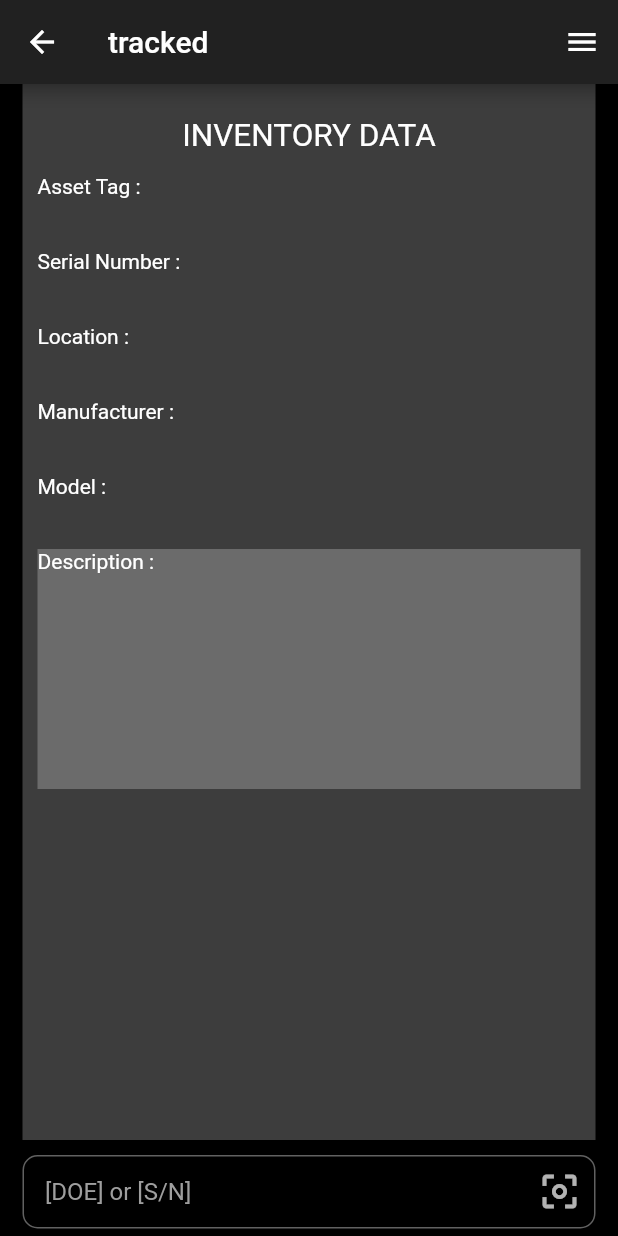
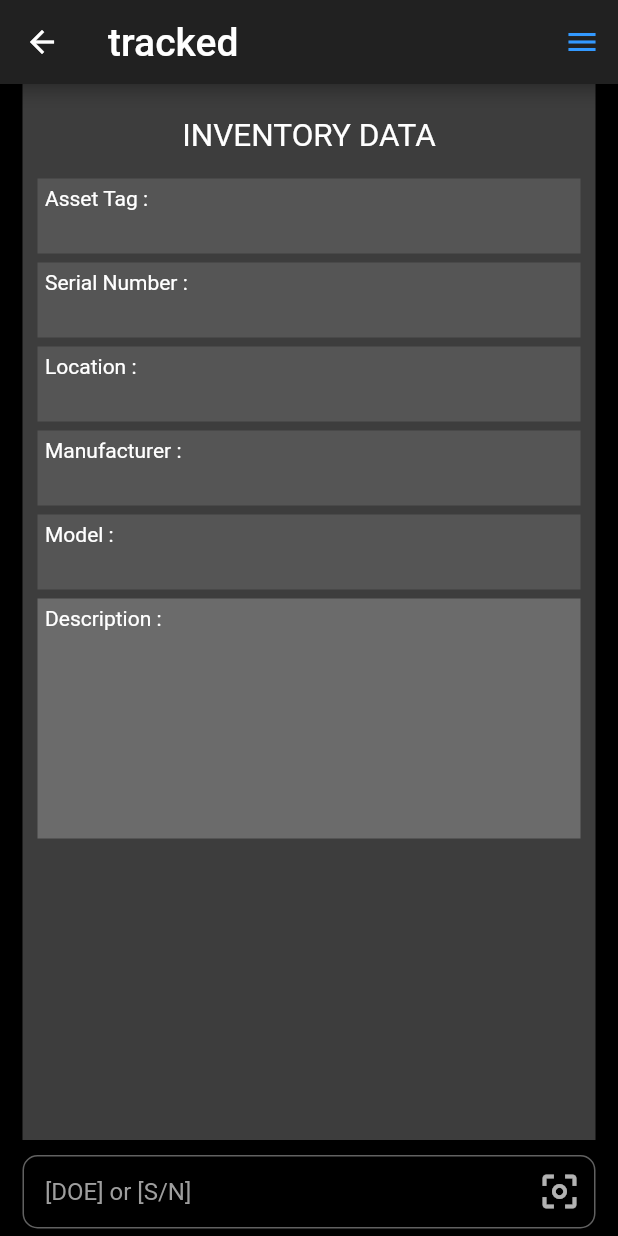
Before and after one commit to ajilk/tracked, a Flutter app: the Tracked screen opened by its route, on a phone screen of 412 x 824 dp. Run offline on Flutter 3.47's test engine with Material 2 defaults, Android fonts, the phone set to English and light mode, and no system bars; our stand-ins replace firebase_auth; accounts and stored records are empty.

Commit message:
Tracked page Update Added scrolling physics

```diff
--- a/lib/MenuPage.dart
+++ b/lib/MenuPage.dart
@@ -19,7 +19,7 @@ class MenuPage extends StatelessWidget {
         backgroundColor: Theme.of(context).backgroundColor,
         leading: IconButton(
           icon: Icon(Icons.arrow_back),
-          color: whitecolor,
+          color: Theme.of(context).accentColor,
           onPressed: () => Navigator.pop(context),
         ),
       ),
--- a/lib/Tracked.dart
+++ b/lib/Tracked.dart
@@ -19,6 +19,8 @@ class TrackedState extends State<Tracked> with TickerProviderStateMixin {
 
   @override
   Widget build(BuildContext context) {
+
+     const color = Colors.white12;
     // TODO: Make this part of the bottomAppBar for automatic show/hide
     final searchField = TextField(
       // style: style,
@@ -51,6 +53,7 @@ class TrackedState extends State<Tracked> with TickerProviderStateMixin {
         child: Center(
           child:ListView(
   padding: const EdgeInsets.all(10.0),
+  physics: BouncingScrollPhysics(),
   children: <Widget>[         //Window view of inventory for that particular device
     Container(
       height: 50,
@@ -61,26 +64,41 @@ class TrackedState extends State<Tracked> with TickerProviderStateMixin {
     ),
     Container(
       height: 50,
+      color: color,
+      padding: EdgeInsets.all(5.0),
+      margin: EdgeInsets.symmetric(vertical:3.0),
       child: Text('Asset Tag :')
 
     ),
     Container(
       height: 50,
+      color: color,
+      padding: EdgeInsets.all(5.0),
+      margin: EdgeInsets.symmetric(vertical:3.0),
       child: Text('Serial Number :')
 
     ),
     Container(
       height: 50,
+      color: color,
+      padding: EdgeInsets.all(5.0),
+      margin: EdgeInsets.symmetric(vertical:3.0),
       child: Text('Location :'),
     ),
     Container(
       height: 50,
+      color: color,
+      padding: EdgeInsets.all(5.0),
+      margin: EdgeInsets.symmetric(vertical:3.0),
       child: Text('Manufacturer :'),
 
 
     ),
     Container(
       height: 50,
+      color: color,
+      padding: EdgeInsets.all(5.0),
+      margin: EdgeInsets.symmetric(vertical:3.0),
       child: Text('Model :')
     ),
 
@@ -88,6 +106,8 @@ class TrackedState extends State<Tracked> with TickerProviderStateMixin {
 
       height: 160,
       color: Colors.white24,
+       padding: EdgeInsets.all(5.0),
+      margin: EdgeInsets.symmetric(vertical:3.0),
       child: Text('Description :',)
     )],
 )
@@ -98,11 +118,12 @@ class TrackedState extends State<Tracked> with TickerProviderStateMixin {
     return Scaffold(
       backgroundColor: Theme.of(context).backgroundColor,
       appBar: AppBar(
-        title: Text('tracked'),
+        title: Text('tracked',textScaleFactor: 1.3,),
         backgroundColor: Theme.of(context).primaryColor,
         actions: [
           IconButton(
             icon: Icon(Icons.menu),
+            color: Theme.of(context).accentColor,
             onPressed: () => Navigator.pushNamed(context, MenuPage.routeName),
           )
         ],
--- a/pubspec.yaml
+++ b/pubspec.yaml
@@ -22,6 +22,7 @@ dependencies:
   firebase_auth: ^0.11.1+7
   cloud_firestore: ^0.12.5+2
   url_launcher: ^5.0.3
+
 
   # The following adds the Cupertino Icons font to your application.
   # Use with the CupertinoIcons class for iOS style icons.
```
